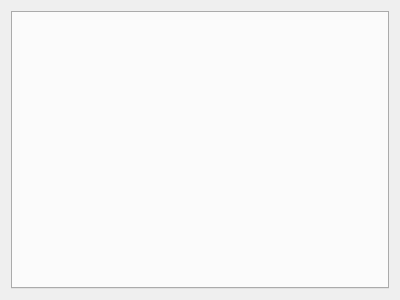
Old version of the form AkoosticPlayer/boardselector.ui in the repository pieero/pieeros-project.
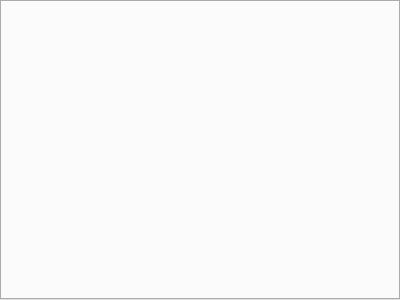
New version of the form.

Diff of the .ui file:
```diff
--- a/AkoosticPlayer/boardselector.ui
+++ b/AkoosticPlayer/boardselector.ui
@@ -20,6 +20,9 @@
    <string>Form</string>
   </property>
   <layout class="QVBoxLayout" name="verticalLayout">
+   <property name="margin">
+    <number>0</number>
+   </property>
    <item>
     <widget class="QTabWidget" name="tabWidget">
      <property name="currentIndex">
```
